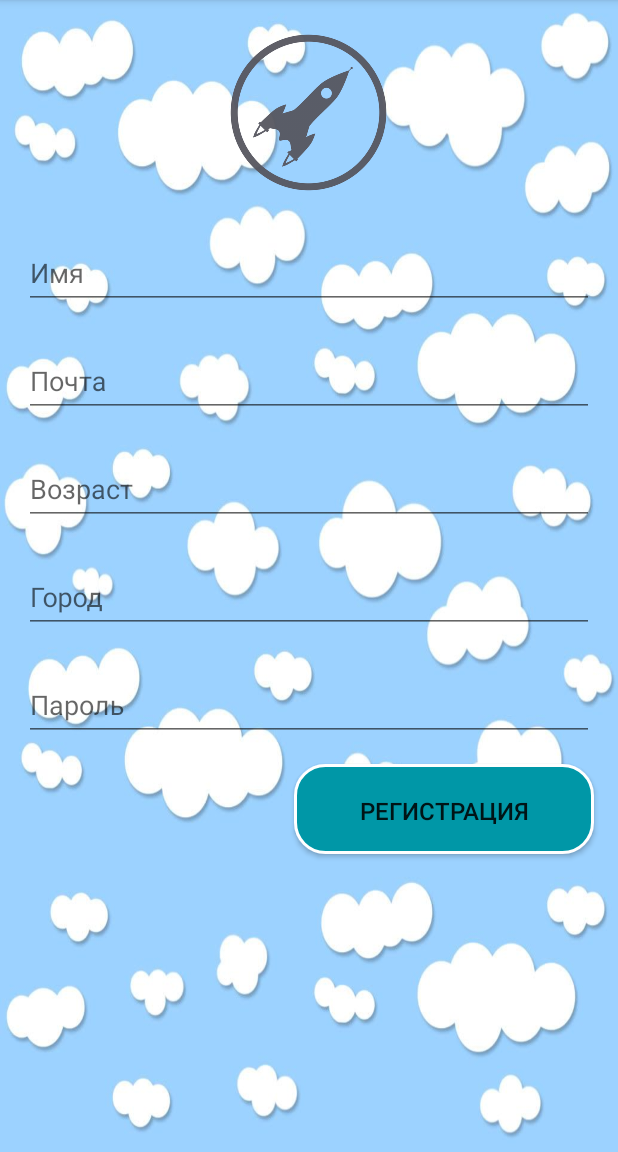
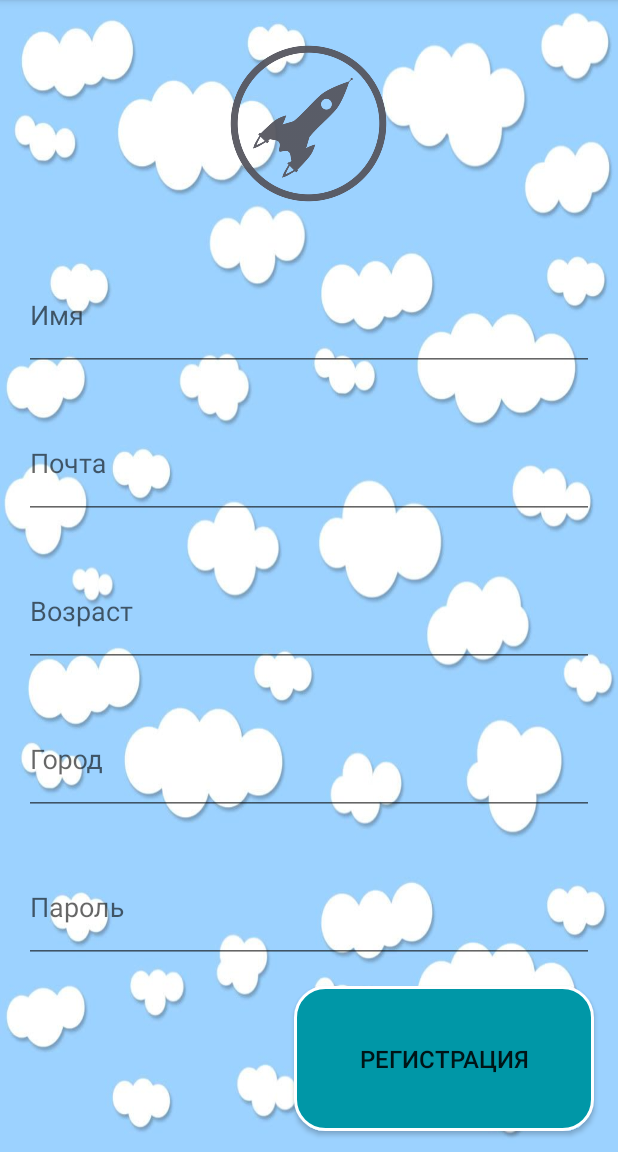
Before and after one commit to MrGreen73/Eventer, an Android app: the screen it shows after launch (StartActivity), after a tap on "РЕГИСТРАЦИЯ", on a phone screen of 412 x 824 dp, the part 84-1236 px from its top. Run offline under Robolectric (Android 15) with nearby library versions, the phone set to English and light mode, and no system bars.

Commit message:
Изменения в стартовом интерфейсе

```diff
--- a/android_app/app/build.gradle
+++ b/android_app/app/build.gradle
@@ -39,12 +39,6 @@ dependencies {
     implementation 'com.github.ittianyu:BottomNavigationViewEx:1.2.4'
     implementation 'com.android.support:support-vector-drawable:27.1.1'
     implementation 'com.android.support:support-v4:27.1.1'
-    compile 'android.arch.persistence.room:runtime:1.1.0-beta2'
-    annotationProcessor 'android.arch.persistence.room:compiler:1.1.0-beta2'
-    compile 'android.arch.lifecycle:extensions:1.1.1'
-    annotationProcessor 'android.arch.lifecycle:compiler:1.1.1'
-    compile 'android.arch.persistence.room:rxjava2:1.1.0-beta2'
-    testCompile 'android.arch.persistence.room:testing:1.1.0-beta2'
     testImplementation 'junit:junit:4.12'
     androidTestImplementation 'com.android.support.test:runner:1.0.1'
     androidTestImplementation 'com.android.support.test.espresso:espresso-core:3.0.1'
--- a/android_app/app/src/main/java/com/ivan/eventer/model/User.java
+++ b/android_app/app/src/main/java/com/ivan/eventer/model/User.java
@@ -1,6 +1,4 @@
 package com.ivan.eventer.model;
-
-import android.arch.persistence.room.Entity;
 
 /**
  * Created by ivan on 17.04.18.
--- a/android_app/app/src/main/res/layout/fragment_register.xml
+++ b/android_app/app/src/main/res/layout/fragment_register.xml
@@ -8,17 +8,20 @@
         android:layout_width="match_parent"
         android:layout_height="match_parent"
         android:orientation="vertical"
-        android:background="@drawable/fon_1">
+        android:background="@drawable/fon_1"
+        android:weightSum="100">
 
         <ImageView
             android:layout_width="150dp"
-            android:layout_height="150dp"
+            android:layout_height="0dp"
+            android:layout_weight="24"
             android:src="@drawable/rocket"
             android:layout_gravity="center"/>
 
         <android.support.design.widget.TextInputLayout
             android:layout_width="match_parent"
-            android:layout_height="wrap_content"
+            android:layout_height="0dp"
+            android:layout_weight="12"
             android:layout_marginLeft="@dimen/activity_horizontal_margin"
             android:layout_marginRight="@dimen/activity_horizontal_margin">
 
@@ -34,7 +37,8 @@
 
         <android.support.design.widget.TextInputLayout
             android:layout_width="match_parent"
-            android:layout_height="wrap_content"
+            android:layout_height="0dp"
+            android:layout_weight="12"
             android:layout_marginLeft="@dimen/activity_horizontal_margin"
             android:layout_marginRight="@dimen/activity_horizontal_margin"
             android:layout_marginTop="@dimen/activity_vertical_margin">
@@ -51,7 +55,8 @@
 
         <android.support.design.widget.TextInputLayout
             android:layout_width="match_parent"
-            android:layout_height="wrap_content"
+            android:layout_height="0dp"
+            android:layout_weight="12"
             android:layout_marginLeft="@dimen/activity_horizontal_margin"
             android:layout_marginRight="@dimen/activity_horizontal_margin"
             android:layout_marginTop="@dimen/activity_vertical_margin">
@@ -68,7 +73,8 @@
 
         <android.support.design.widget.TextInputLayout
             android:layout_width="match_parent"
-            android:layout_height="wrap_content"
+            android:layout_height="0dp"
+            android:layout_weight="12"
             android:layout_marginLeft="@dimen/activity_horizontal_margin"
             android:layout_marginRight="@dimen/activity_horizontal_margin"
             android:layout_marginTop="@dimen/activity_vertical_margin">
@@ -85,7 +91,8 @@
 
         <android.support.design.widget.TextInputLayout
             android:layout_width="match_parent"
-            android:layout_height="wrap_content"
+            android:layout_height="0dp"
+            android:layout_weight="12"
             android:layout_marginLeft="@dimen/activity_horizontal_margin"
             android:layout_marginRight="@dimen/activity_horizontal_margin"
             android:layout_marginTop="@dimen/activity_vertical_margin">
@@ -103,7 +110,8 @@
         <Button
             android:id="@+id/regBtn"
             android:layout_width="200dp"
-            android:layout_height="60dp"
+            android:layout_height="0dp"
+            android:layout_weight="14"
             android:layout_marginTop="15dp"
             android:text="@string/btnRegister"
             android:textSize="@dimen/size_text_profile_midle"
```
Also changed, not shown: android_app/app/src/main/java/com/ivan/eventer/view/LoginFragment.java (+15 -0 lines), android_app/app/src/main/java/com/ivan/eventer/view/RegisterFragment.java (+14 -0 lines), android_app/app/src/main/res/layout/fragment_login.xml (+10 -5 lines), android_app/app/src/main/res/layout/fragment_start.xml (+9 -6 lines), 1 other file.
